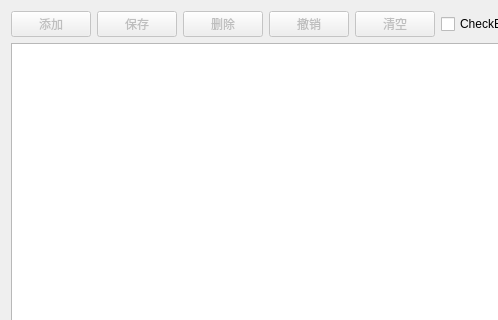
Above: src/app/view/businessform/algorithmparadelegate.ui from nealwang123/template2 before the change; both pictures show x 0 to 498 and y 0 to 320 of the 626 by 553 pixel window. Below: the same form after it.
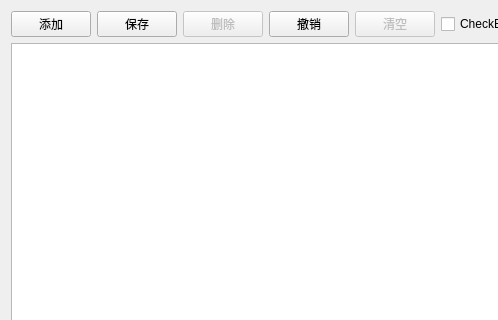
That is the form after the change. Icons and pictures are not drawn.

```diff
--- a/src/app/view/businessform/algorithmparadelegate.ui
+++ b/src/app/view/businessform/algorithmparadelegate.ui
@@ -32,7 +32,7 @@
       <item>
        <widget class="QPushButton" name="btnAdd">
         <property name="enabled">
-         <bool>false</bool>
+         <bool>true</bool>
         </property>
         <property name="minimumSize">
          <size>
@@ -58,7 +58,7 @@
       <item>
        <widget class="QPushButton" name="btnSave">
         <property name="enabled">
-         <bool>false</bool>
+         <bool>true</bool>
         </property>
         <property name="minimumSize">
          <size>
@@ -110,7 +110,7 @@
       <item>
        <widget class="QPushButton" name="btnReturn">
         <property name="enabled">
-         <bool>false</bool>
+         <bool>true</bool>
         </property>
         <property name="minimumSize">
          <size>
```
